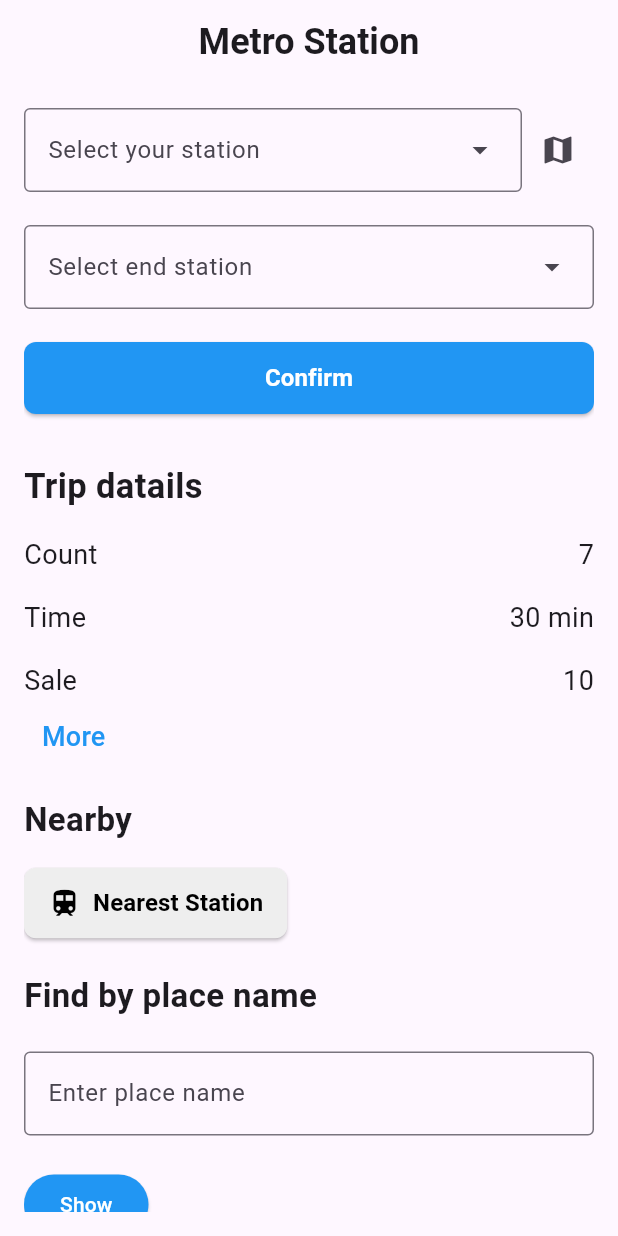
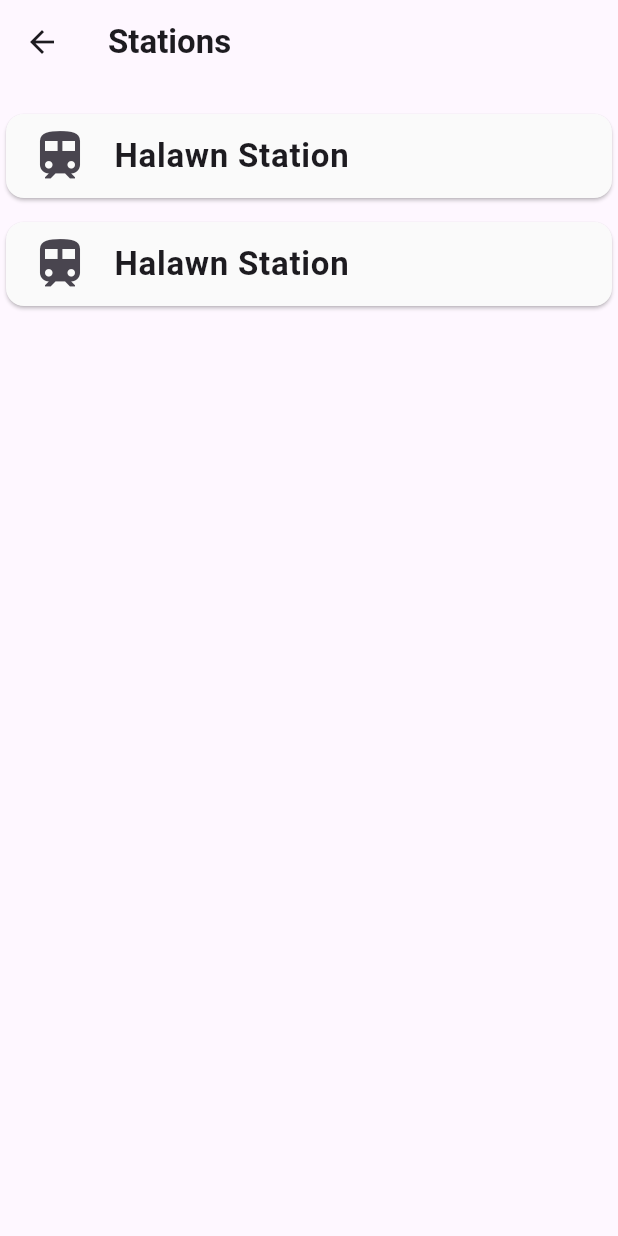
Before and after one commit to Mohammadkhalaf78/metro_station, a Flutter app: the screen it shows after launch, after a tap on "More", on a phone screen of 412 x 824 dp. Run offline on Flutter 3.47's test engine with Material 3 defaults, Android fonts, the phone set to English and light mode, and no system bars; our stand-ins replace get.

Commit message:
add station home_page

```diff
--- a/lib/home_page.dart
+++ b/lib/home_page.dart
@@ -1,4 +1,7 @@
 import 'package:flutter/material.dart';
+import 'package:get/get_core/src/get_main.dart';
+import 'package:get/get_navigation/get_navigation.dart';
+import 'package:metro_station/stations_page.dart';
 
 class HomePage extends StatelessWidget {
   const HomePage({super.key});
@@ -111,7 +114,9 @@ class HomePage extends StatelessWidget {
                     ],
                   ),
                   TextButton(
-                    onPressed: () {},
+                    onPressed: () {
+                      Get.to(StationsPage());
+                    },
                     child: Align(
                       alignment: Alignment.topLeft,
                       child: Text(
--- /dev/null
+++ b/lib/stations_page.dart
@@ -0,0 +1,49 @@
+import 'package:flutter/material.dart';
+
+class StationsPage extends StatelessWidget {
+  const StationsPage({super.key});
+
+  @override
+  Widget build(BuildContext context) {
+    return Scaffold(
+      appBar: AppBar(
+        title: Text("Stations", style: TextStyle(fontWeight: FontWeight.bold)),
+      ),
+      body: Column(
+        children: [
+          SizedBox(height: 16,),
+          Card(
+            color: Colors.grey[50],
+            child: ListTile(
+              leading: Icon(Icons.train, size: 40),
+              title: Text(
+                "Halawn Station",
+                style: TextStyle(fontSize: 22, fontWeight: FontWeight.bold),
+              ),
+              onTap: () {
+                // Handle tap
+              },
+            ),
+          ),
+                    SizedBox(height: 8,),
+
+          Card(
+                        color: Colors.grey[50],
+
+            child: ListTile(
+              leading: Icon(Icons.train, size: 40),
+              title: Text(
+                "Halawn Station",
+                style: TextStyle(fontSize: 22, fontWeight: FontWeight.bold),
+              ),
+              onTap: () {
+                // Handle tap
+              },
+            ),
+          ),
+
+        ],
+      ),
+    );
+  }
+}
```
